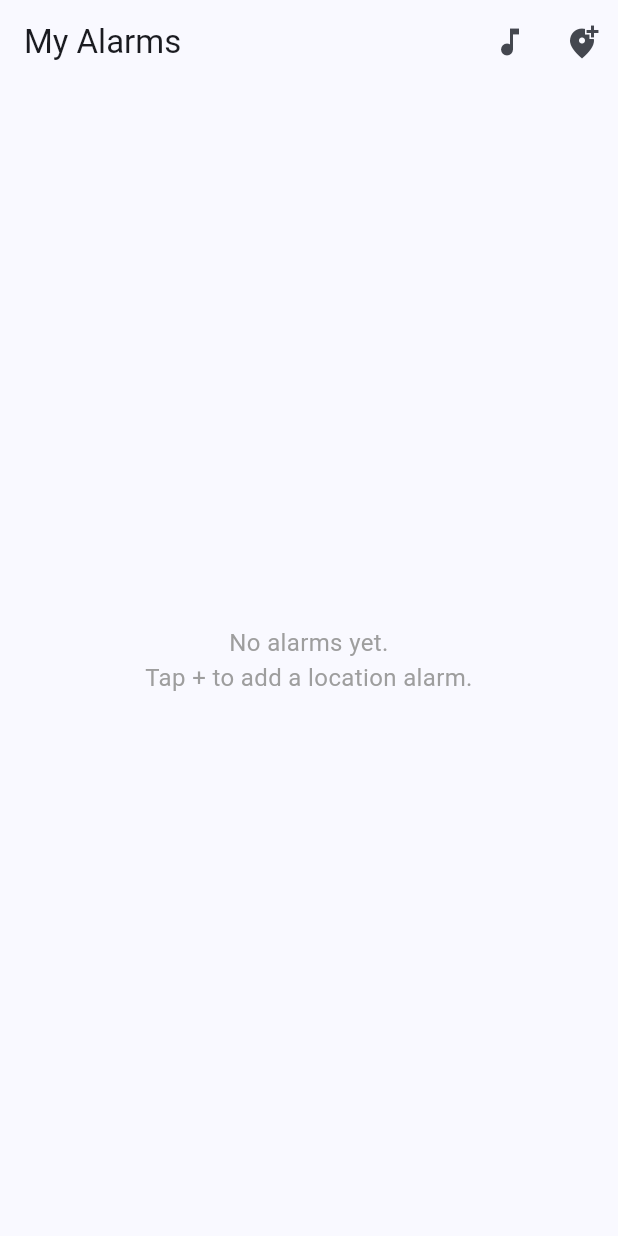
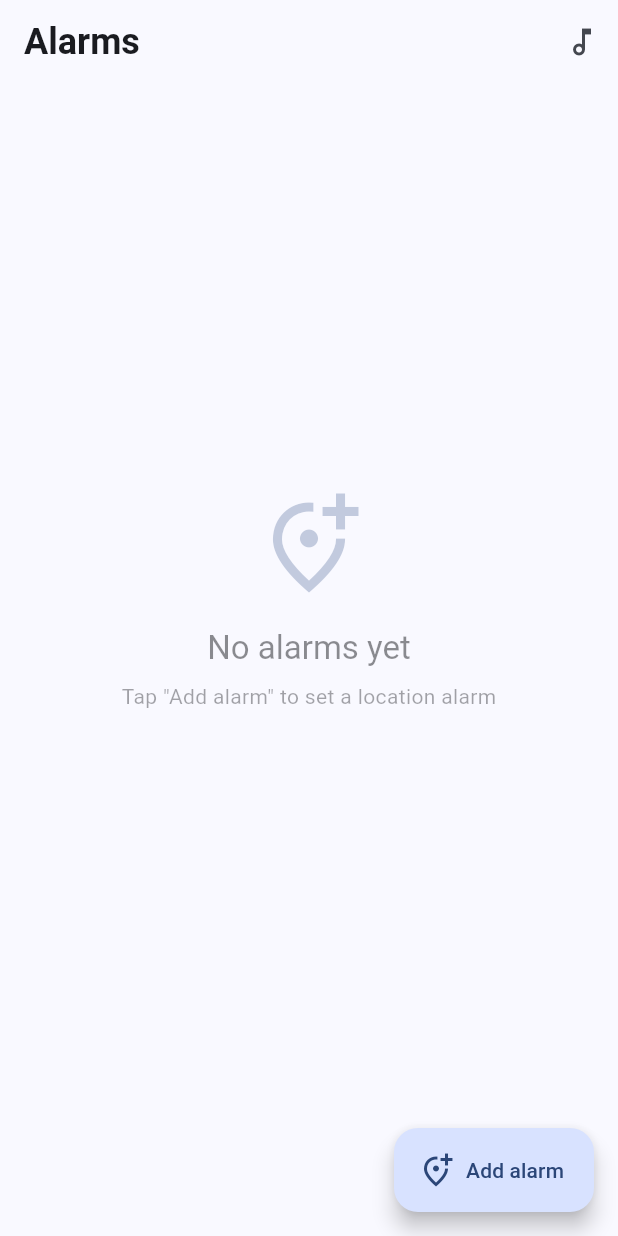
Before and after one commit to soaresmp/LocateMeUp, a Flutter app: the screen it shows after launch, on a phone screen of 412 x 824 dp. Run offline on Flutter 3.47's test engine with Material 3 defaults, Android fonts, the phone set to English and light mode, and no system bars; our stand-ins replace audioplayers, flutter_local_notifications, geocoding, geolocator, google_maps_flutter, google_mobile_ads and 2 more; network calls fail.

Commit message:
Background location via foreground service; redesign alarm screen
Background location:
- LocationForegroundService.kt: sticky foreground service with low-priority
  persistent notification keeps the process alive on Android
- MainActivity: new com.locatemeup/location channel to start/stop the service
- AndroidManifest: FOREGROUND_SERVICE + FOREGROUND_SERVICE_LOCATION permissions,
  service declared with foregroundServiceType="location"
- AlarmService: starts/stops the foreground service whenever active alarm
  count changes

Alarm screen redesign:
- AlarmTile: rounded cards (r=20), large location name, muted inactive state,
  coloured distance badge, swipe-delete with matching rounded red background
- AlarmsScreen: bold title with active-count subtitle, FAB replaces AppBar
  add button, improved empty state with icon, polished stop-alarm banner
  with white pill button

https://claude.ai/code/session_01PDCaeWBXCJdsf8UqBRzEoa

```diff
--- a/lib/screens/alarms_screen.dart
+++ b/lib/screens/alarms_screen.dart
@@ -69,7 +69,7 @@ class _AlarmsScreenState extends State<AlarmsScreen> with WidgetsBindingObserver
     showDialog<void>(
       context: context,
       builder: (ctx) => AlertDialog(
-        title: const Text('Cannot LocateYouUp'),
+        title: const Text('Location required'),
         content: const Text('Please enable Location Services to use alarms.'),
         actions: [
           TextButton(
@@ -114,27 +114,50 @@ class _AlarmsScreenState extends State<AlarmsScreen> with WidgetsBindingObserver
 
   @override
   Widget build(BuildContext context) {
+    final theme = Theme.of(context);
+    final activeCount = _service.activeAlarmCount;
+
     return Scaffold(
+      backgroundColor: theme.colorScheme.surface,
       appBar: AppBar(
-        title: const Text('My Alarms'),
+        backgroundColor: theme.colorScheme.surface,
+        elevation: 0,
+        scrolledUnderElevation: 1,
+        title: Column(
+          crossAxisAlignment: CrossAxisAlignment.start,
+          children: [
+            const Text(
+              'Alarms',
+              style: TextStyle(fontWeight: FontWeight.bold, fontSize: 24),
+            ),
+            if (_service.alarms.isNotEmpty)
+              Text(
+                activeCount == 0
+                    ? 'All alarms off'
+                    : '$activeCount alarm${activeCount == 1 ? '' : 's'} active',
+                style: TextStyle(
+                  fontSize: 13,
+                  fontWeight: FontWeight.normal,
+                  color: activeCount > 0
+                      ? theme.colorScheme.primary
+                      : theme.colorScheme.onSurface.withOpacity(0.5),
+                ),
+              ),
+          ],
+        ),
         actions: [
           if (Platform.isAndroid)
             IconButton(
-              icon: const Icon(Icons.music_note),
+              icon: const Icon(Icons.music_note_outlined),
               tooltip: 'Select ringtone',
               onPressed: _pickRingtone,
             ),
-          IconButton(
-            icon: const Icon(Icons.add_location_alt),
-            tooltip: 'Add alarm',
-            onPressed: _openMapScreen,
-          ),
         ],
       ),
       body: Column(
         children: [
-          if (_service.isFiring) _buildStopAlarmBanner(),
-          Expanded(child: _buildAlarmList()),
+          if (_service.isFiring) _buildStopAlarmBanner(theme),
+          Expanded(child: _buildAlarmList(theme)),
           if (_bannerAdLoaded && _bannerAd != null)
             SizedBox(
               height: _bannerAd!.size.height.toDouble(),
@@ -142,20 +165,25 @@ class _AlarmsScreenState extends State<AlarmsScreen> with WidgetsBindingObserver
             ),
         ],
       ),
+      floatingActionButton: FloatingActionButton.extended(
+        onPressed: _openMapScreen,
+        icon: const Icon(Icons.add_location_alt_outlined),
+        label: const Text('Add alarm'),
+      ),
     );
   }
 
-  Widget _buildStopAlarmBanner() {
+  Widget _buildStopAlarmBanner(ThemeData theme) {
     return Material(
-      color: Colors.red,
+      color: Colors.red.shade600,
       child: InkWell(
         onTap: () => _service.stopAlarm(),
         child: Padding(
-          padding: const EdgeInsets.symmetric(vertical: 16, horizontal: 20),
+          padding: const EdgeInsets.symmetric(vertical: 14, horizontal: 20),
           child: Row(
             children: [
-              const Icon(Icons.alarm_off, color: Colors.white, size: 28),
-              const SizedBox(width: 16),
+              const Icon(Icons.alarm_off, color: Colors.white, size: 26),
+              const SizedBox(width: 14),
               Expanded(
                 child: Column(
                   crossAxisAlignment: CrossAxisAlignment.start,
@@ -165,7 +193,8 @@ class _AlarmsScreenState extends State<AlarmsScreen> with WidgetsBindingObserver
                       style: TextStyle(
                         color: Colors.white,
                         fontWeight: FontWeight.bold,
-                        fontSize: 18,
+                        fontSize: 16,
+                        letterSpacing: 0.5,
                       ),
                     ),
                     if (_service.firingAlarmTitle != null)
@@ -176,7 +205,21 @@ class _AlarmsScreenState extends State<AlarmsScreen> with WidgetsBindingObserver
                   ],
                 ),
               ),
-              const Icon(Icons.touch_app, color: Colors.white70),
+              Container(
+                padding: const EdgeInsets.symmetric(horizontal: 16, vertical: 8),
+                decoration: BoxDecoration(
+                  color: Colors.white,
+                  borderRadius: BorderRadius.circular(20),
+                ),
+                child: Text(
+                  'Stop',
+                  style: TextStyle(
+                    color: Colors.red.shade600,
+                    fontWeight: FontWeight.bold,
+                    fontSize: 14,
+                  ),
+                ),
+              ),
             ],
           ),
         ),
@@ -184,29 +227,45 @@ class _AlarmsScreenState extends State<AlarmsScreen> with WidgetsBindingObserver
     );
   }
 
-  Widget _buildAlarmList() {
+  Widget _buildAlarmList(ThemeData theme) {
     if (_service.alarms.isEmpty) {
-      return const Center(
-        child: Padding(
-          padding: EdgeInsets.all(32),
-          child: Text(
-            'No alarms yet.\nTap + to add a location alarm.',
-            textAlign: TextAlign.center,
-            style: TextStyle(color: Colors.grey, fontSize: 16),
-          ),
+      return Center(
+        child: Column(
+          mainAxisSize: MainAxisSize.min,
+          children: [
+            Icon(
+              Icons.add_location_alt_outlined,
+              size: 72,
+              color: theme.colorScheme.primary.withOpacity(0.3),
+            ),
+            const SizedBox(height: 20),
+            Text(
+              'No alarms yet',
+              style: theme.textTheme.titleLarge?.copyWith(
+                color: theme.colorScheme.onSurface.withOpacity(0.5),
+              ),
+            ),
+            const SizedBox(height: 8),
+            Text(
+              'Tap "Add alarm" to set a location alarm',
+              style: theme.textTheme.bodyMedium?.copyWith(
+                color: theme.colorScheme.onSurface.withOpacity(0.4),
+              ),
+            ),
+            const SizedBox(height: 80),
+          ],
         ),
       );
     }
 
-    return ListView.separated(
+    return ListView.builder(
+      padding: const EdgeInsets.only(top: 8, bottom: 96),
       itemCount: _service.alarms.length,
-      separatorBuilder: (_, __) => const Divider(height: 1),
       itemBuilder: (context, index) {
         final alarm = _service.alarms[index];
         final pos = _service.currentPosition;
-        final distanceMeters = pos != null
-            ? alarm.distanceMeters(pos.latitude, pos.longitude)
-            : null;
+        final distanceMeters =
+            pos != null ? alarm.distanceMeters(pos.latitude, pos.longitude) : null;
 
         return AlarmTile(
           alarm: alarm,
```
Also changed, not shown: lib/services/alarm_service.dart (+20 -0 lines), lib/widgets/alarm_tile.dart (+76 -29 lines), 3 other files.
